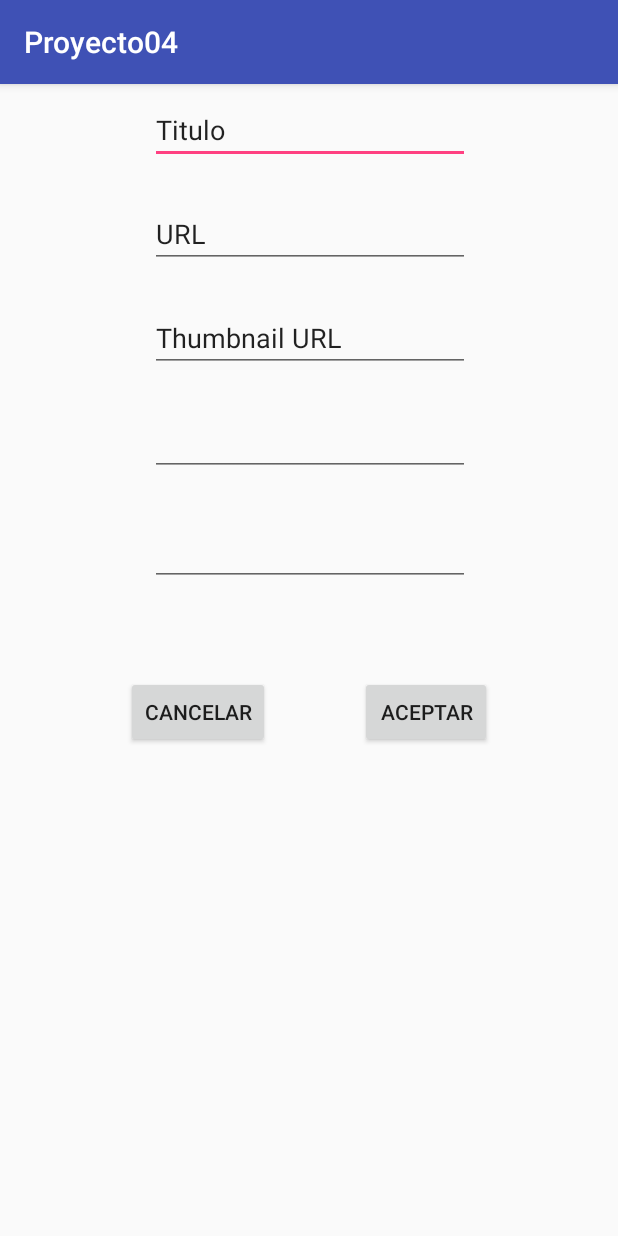
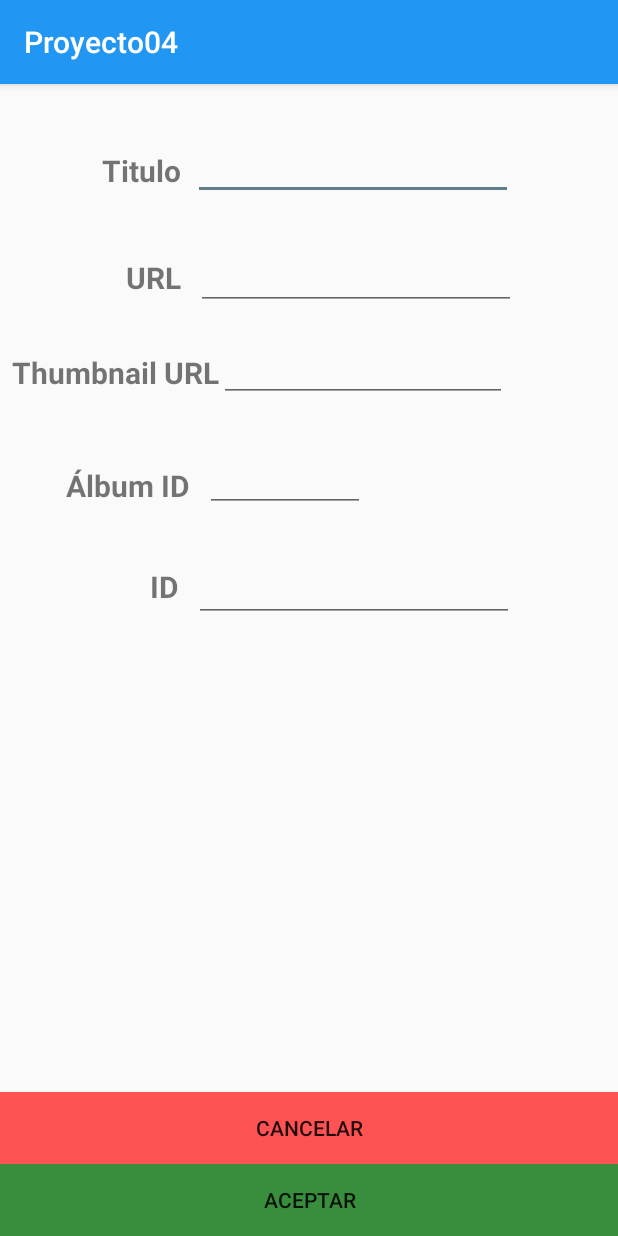
Before and after one commit to iLuisF/Android, an Android app: the AgregarPostActivity screen opened directly, with no data from a screen before it, on a phone screen of 412 x 824 dp. Run offline under Robolectric (Android 15) with nearby library versions, the phone set to English and light mode, and no system bars.

```diff
--- a/Proyecto04/app/src/main/AndroidManifest.xml
+++ b/Proyecto04/app/src/main/AndroidManifest.xml
@@ -37,5 +37,10 @@
         </activity>
         <service android:name=".JobSchedulerService"
             android:permission="android.permission.BIND_JOB_SERVICE" />
+        <receiver android:name=".PostServiceReceiver">
+            <intent-filter>
+                <action android:name="android.net.wifi.STATE_CHANGE"/>
+            </intent-filter>
+        </receiver>
     </application>
 </manifest>
--- a/Proyecto04/app/src/main/res/layout/activity_agregar_post.xml
+++ b/Proyecto04/app/src/main/res/layout/activity_agregar_post.xml
@@ -1,4 +1,5 @@
 <?xml version="1.0" encoding="utf-8"?>
+
 <android.support.constraint.ConstraintLayout xmlns:android="http://schemas.android.com/apk/res/android"
     xmlns:app="http://schemas.android.com/apk/res-auto"
     xmlns:tools="http://schemas.android.com/tools"
@@ -10,83 +11,135 @@
         android:id="@+id/editText_title"
         android:layout_width="wrap_content"
         android:layout_height="wrap_content"
-        android:layout_marginTop="8dp"
+        android:layout_marginStart="8dp"
+        android:layout_marginTop="32dp"
         android:ems="10"
         android:inputType="textPersonName"
-        android:text="Titulo"
-        app:layout_constraintHorizontal_bias="0.502"
-        app:layout_constraintLeft_toLeftOf="parent"
-        app:layout_constraintRight_toRightOf="parent"
+        app:layout_constraintStart_toEndOf="@+id/textView_titulo"
         app:layout_constraintTop_toTopOf="parent" />
 
     <EditText
         android:id="@+id/editText_url"
         android:layout_width="wrap_content"
         android:layout_height="wrap_content"
-        android:layout_marginTop="24dp"
+        android:layout_marginStart="10dp"
+        android:layout_marginTop="28dp"
         android:ems="10"
         android:inputType="textWebEditText"
-        android:text="URL"
-        app:layout_constraintHorizontal_bias="0.502"
-        app:layout_constraintLeft_toLeftOf="parent"
-        app:layout_constraintRight_toRightOf="parent"
+        app:layout_constraintStart_toEndOf="@+id/textView_url"
         app:layout_constraintTop_toBottomOf="@+id/editText_title" />
 
     <EditText
         android:id="@+id/editText_thumbnail_url"
         android:layout_width="wrap_content"
         android:layout_height="wrap_content"
-        android:layout_marginTop="24dp"
-        android:ems="10"
+        android:layout_marginTop="16dp"
+        android:ems="9"
         android:inputType="textWebEditText"
-        android:text="Thumbnail URL"
-        app:layout_constraintHorizontal_bias="0.502"
-        app:layout_constraintLeft_toLeftOf="parent"
-        app:layout_constraintRight_toRightOf="parent"
+        app:layout_constraintStart_toEndOf="@+id/textView_thumbnail_url"
         app:layout_constraintTop_toBottomOf="@+id/editText_url" />
 
     <EditText
         android:id="@+id/editText_album_id"
         android:layout_width="wrap_content"
         android:layout_height="wrap_content"
-        android:layout_marginTop="24dp"
-        android:ems="10"
+        android:layout_marginStart="10dp"
+        android:layout_marginTop="28dp"
+        android:ems="5"
         android:inputType="number"
-        app:layout_constraintHorizontal_bias="0.502"
-        app:layout_constraintLeft_toLeftOf="parent"
-        app:layout_constraintRight_toRightOf="parent"
+        app:layout_constraintStart_toEndOf="@+id/textView_album_id"
         app:layout_constraintTop_toBottomOf="@+id/editText_thumbnail_url" />
 
     <EditText
         android:id="@+id/editText_id"
         android:layout_width="wrap_content"
         android:layout_height="wrap_content"
+        android:layout_marginStart="10dp"
         android:layout_marginTop="28dp"
         android:ems="10"
         android:inputType="number"
-        app:layout_constraintHorizontal_bias="0.502"
+        app:layout_constraintStart_toEndOf="@+id/textView_id"
+        app:layout_constraintTop_toBottomOf="@+id/editText_album_id" />
+
+    <TextView
+        android:id="@+id/textView_titulo"
+        android:layout_width="wrap_content"
+        android:layout_height="wrap_content"
+        android:layout_marginStart="68dp"
+        android:layout_marginTop="44dp"
+        android:text="Titulo"
+        android:textAllCaps="false"
+        android:textSize="20sp"
+        android:textStyle="bold"
+        app:layout_constraintStart_toStartOf="parent"
+        app:layout_constraintTop_toTopOf="parent" />
+
+    <TextView
+        android:id="@+id/textView_url"
+        android:layout_width="wrap_content"
+        android:layout_height="wrap_content"
+        android:layout_marginStart="84dp"
+        android:layout_marginTop="44dp"
+        android:text="URL"
+        android:textSize="20sp"
+        android:textStyle="bold"
+        app:layout_constraintStart_toStartOf="parent"
+        app:layout_constraintTop_toBottomOf="@+id/textView_titulo" />
+
+    <TextView
+        android:id="@+id/textView_thumbnail_url"
+        android:layout_width="wrap_content"
+        android:layout_height="wrap_content"
+        android:layout_marginLeft="8dp"
+        android:layout_marginTop="36dp"
+        android:text="Thumbnail URL"
+        android:textSize="20sp"
+        android:textStyle="bold"
         app:layout_constraintLeft_toLeftOf="parent"
-        app:layout_constraintRight_toRightOf="parent"
-        app:layout_constraintTop_toBottomOf="@+id/editText_album_id" />
+        app:layout_constraintTop_toBottomOf="@+id/textView_url" />
+
+    <TextView
+        android:id="@+id/textView_album_id"
+        android:layout_width="wrap_content"
+        android:layout_height="wrap_content"
+        android:layout_marginStart="44dp"
+        android:layout_marginTop="48dp"
+        android:text="Álbum ID"
+        android:textSize="20sp"
+        android:textStyle="bold"
+        app:layout_constraintStart_toStartOf="parent"
+        app:layout_constraintTop_toBottomOf="@+id/textView_thumbnail_url" />
+
+    <TextView
+        android:id="@+id/textView_id"
+        android:layout_width="wrap_content"
+        android:layout_height="wrap_content"
+        android:layout_marginStart="100dp"
+        android:layout_marginTop="40dp"
+        android:text="ID"
+        android:textSize="20sp"
+        android:textStyle="bold"
+        app:layout_constraintStart_toStartOf="parent"
+        app:layout_constraintTop_toBottomOf="@+id/textView_album_id" />
 
     <Button
         android:id="@+id/button_aceptar"
-        android:layout_width="wrap_content"
+        android:layout_width="match_parent"
         android:layout_height="wrap_content"
-        android:layout_marginEnd="84dp"
-        android:layout_marginTop="60dp"
+        android:background="@color/aceptar"
+        android:elevation="0dp"
         android:text="ACEPTAR"
+        app:layout_constraintBottom_toBottomOf="parent"
         app:layout_constraintEnd_toEndOf="parent"
-        app:layout_constraintTop_toBottomOf="@+id/editText_id" />
+        app:layout_constraintStart_toStartOf="parent" />
 
     <Button
         android:id="@+id/button_cancelar"
-        android:layout_width="wrap_content"
+        android:layout_width="match_parent"
         android:layout_height="wrap_content"
-        android:layout_marginStart="84dp"
-        android:layout_marginTop="60dp"
+        android:background="@color/cancelar"
         android:text="CANCELAR"
-        app:layout_constraintStart_toStartOf="parent"
-        app:layout_constraintTop_toBottomOf="@+id/editText_id" />
-
+        app:layout_constraintBottom_toTopOf="@+id/button_aceptar"
+        app:layout_constraintLeft_toLeftOf="parent"
+        app:layout_constraintRight_toRightOf="parent" />
 </android.support.constraint.ConstraintLayout>
--- a/Proyecto04/app/src/main/res/values/colors.xml
+++ b/Proyecto04/app/src/main/res/values/colors.xml
@@ -1,6 +1,13 @@
 <?xml version="1.0" encoding="utf-8"?>
 <resources>
-    <color name="colorPrimary">#3F51B5</color>
-    <color name="colorPrimaryDark">#303F9F</color>
-    <color name="colorAccent">#FF4081</color>
+    <color name="colorPrimary">#2196F3</color>
+    <color name="colorPrimaryDark">#1976D2</color>
+    <color name="colorAccent">#607D8B</color>
+    <color name="primary_light">#bbdefb</color>
+    <color name="primary_text">#212121</color>
+    <color name="secondary_text">#757575</color>
+    <color name="icons">#FFFFFF</color>
+    <color name="divider">#BDBDBD</color>
+    <color name="aceptar">#388E3C</color>
+    <color name="cancelar">#FF5252</color>
 </resources>
```
Also changed, not shown: Proyecto04/app/src/main/java/mx/com/luis/proyecto04/JobSchedulerService.java (+13 -21 lines), Proyecto04/app/src/main/java/mx/com/luis/proyecto04/MainActivity.java (+23 -2 lines), Proyecto04/app/src/main/java/mx/com/luis/proyecto04/PostServiceReceiver.java (added, +41 -0 lines), Proyecto04/app/src/main/res/layout/activity_informacion.xml (+58 -27 lines).
